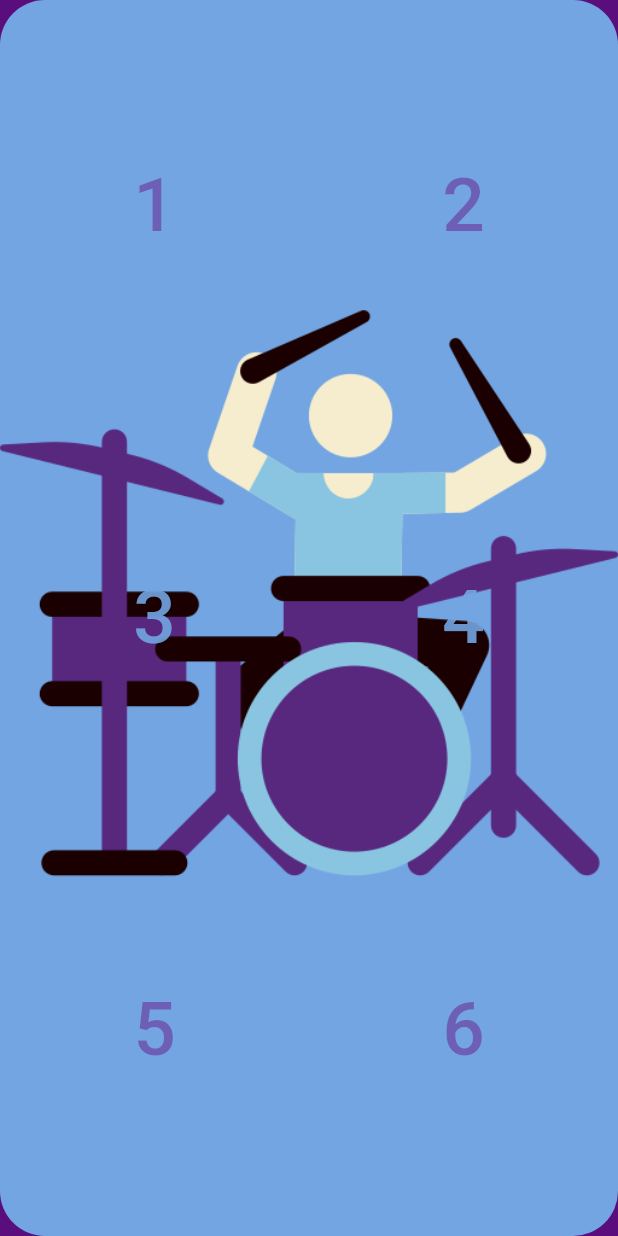
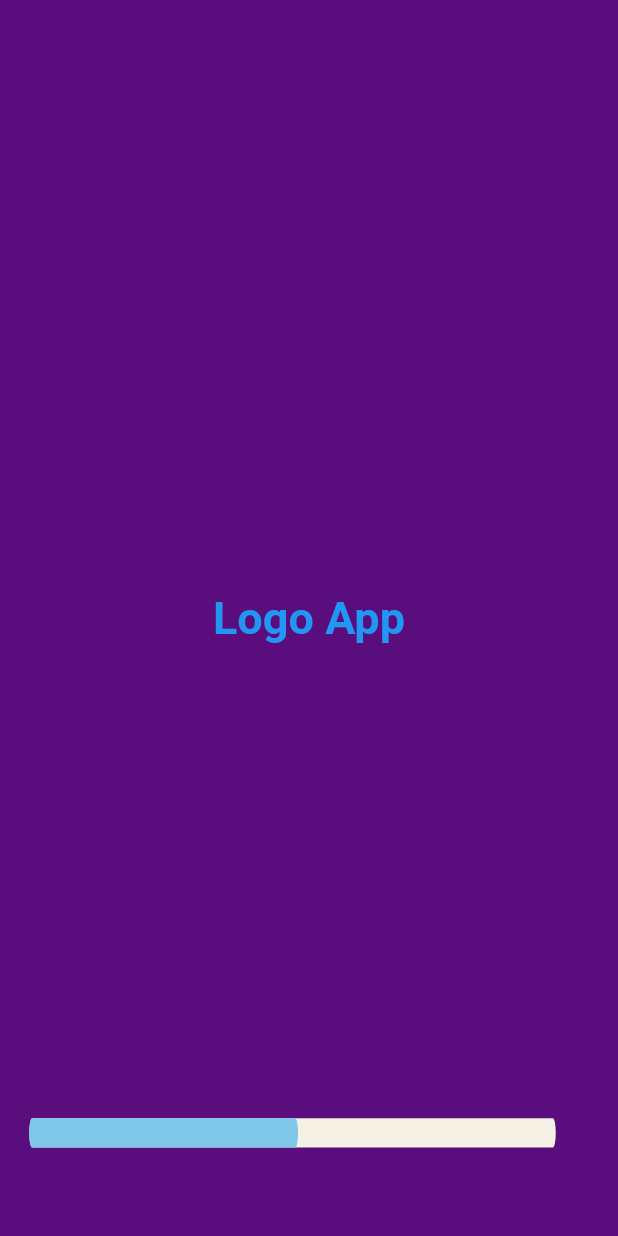
Before and after one commit to amirkhosrwiy/music-drum, a Flutter app: the first screen one second after launch, on a phone screen of 412 x 824 dp. Run offline on Flutter 3.47's test engine with Material 2 defaults, Android fonts, the phone set to English and light mode, and no system bars; our stand-ins replace audioplayers, lottie.

Commit message:
add splash screen 18:40  1401/11/26

```diff
--- /dev/null
+++ b/lib/splash_screen.dart
@@ -0,0 +1,59 @@
+import 'dart:async';
+import 'package:flutter/material.dart';
+import 'package:lottie/lottie.dart';
+import 'package:musical/main.dart';
+
+class SplashScreen extends StatefulWidget {
+  const SplashScreen({super.key});
+
+  @override
+  State<SplashScreen> createState() => _SplashScreenState();
+}
+
+class _SplashScreenState extends State<SplashScreen> {
+  @override
+  void initState() {
+    // TODO: implement initState
+    super.initState();
+    Timer(
+      Duration(seconds: 4),
+      () => Navigator.of(context).pushReplacement(
+        MaterialPageRoute(
+          builder: (BuildContext Context) => getApplication(),
+        ),
+      ),
+    );
+  }
+
+  @override
+  Widget build(BuildContext context) {
+    return Scaffold(
+      body: Stack(
+        children: [
+          Container(
+            decoration: BoxDecoration(
+              color: Color.fromARGB(255, 90, 14, 125),
+            ),
+          ),
+          Center(
+            child: Text(
+              'Logo App',
+              style: TextStyle(
+                color: Colors.blue,
+                fontSize: 30,
+                fontWeight: FontWeight.bold,
+              ),
+            ),
+          ),
+          Positioned(
+            bottom: 20,
+            child: Lottie.asset(
+              'assets/animation/probar.json',
+              width: 390,
+            ),
+          ),
+        ],
+      ),
+    );
+  }
+}
--- a/pubspec.yaml
+++ b/pubspec.yaml
@@ -35,7 +35,7 @@ dependencies:
   # The following adds the Cupertino Icons font to your application.
   # Use with the CupertinoIcons class for iOS style icons.
   cupertino_icons: ^1.0.2
-
+  lottie: ^2.2.0
 dev_dependencies:
   flutter_test:
     sdk: flutter
@@ -62,6 +62,7 @@ flutter:
   assets:
     - images/
     - assets/
+    - assets/animation/probar.json
 
   # An image asset can refer to one or more resolution-specific "variants", see
   # https://flutter.dev/assets-and-images/#resolution-aware
```
Also changed, not shown: assets/animation/probar.json (added, +1 -0 lines), lib/SecondScreen.dart (deleted, +0 -38 lines), lib/main.dart (+67 -18 lines), pubspec.lock.
